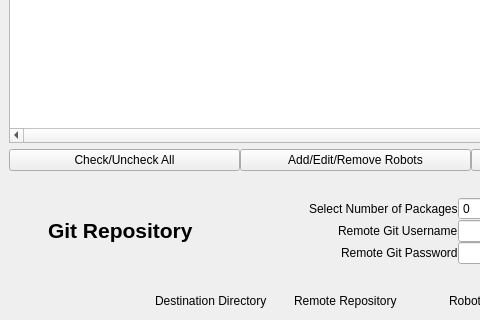
First picture: the form in src/ui_files/Multilauncher.ui, repository uf-reef-avl/multilauncher, before the edit; both pictures show x 0 to 480 and y 202 to 522 of the 1403 by 799 pixel window.
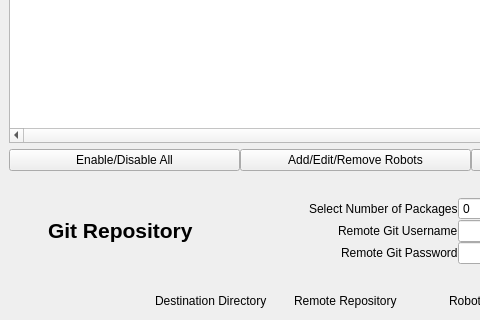
Second picture: the form after the edit.

What changed in the file:
```diff
--- a/src/ui_files/Multilauncher.ui
+++ b/src/ui_files/Multilauncher.ui
@@ -61,7 +61,7 @@
         <item row="4" column="0">
          <widget class="QPushButton" name="checkAllButton">
           <property name="text">
-           <string>Check/Uncheck All</string>
+           <string>Enable/Disable All</string>
           </property>
          </widget>
         </item>
```
Left out of the diff: 2 changed lines with no effect on the pictures.
